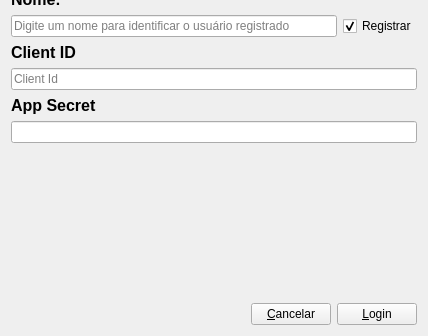
Old version of the form src/uilogin.ui in the repository jailsonlinux/jpotify; both pictures show x 0 to 428 and y 145 to 481 of the 428 by 481 pixel window.
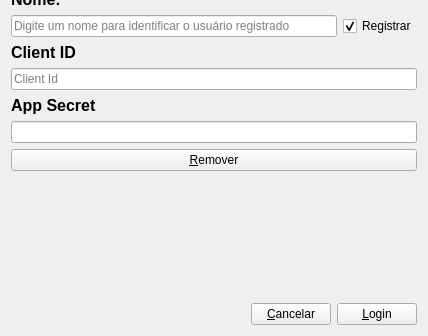
New version of the form. Icons and pictures are not drawn.

```diff
--- a/src/uilogin.ui
+++ b/src/uilogin.ui
@@ -250,6 +250,13 @@
        </item>
       </layout>
      </item>
+     <item>
+      <widget class="QPushButton" name="btnRemove">
+       <property name="text">
+        <string>&amp;Remover</string>
+       </property>
+      </widget>
+     </item>
      <item>
       <spacer name="verticalSpacer_3">
        <property name="orientation">
```
